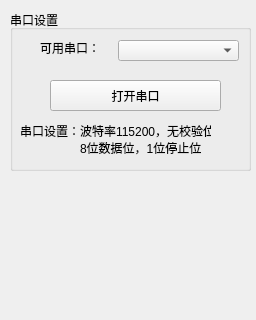
Above: Debug_Pole.ui from MagicalAstronomy/MagentOperation before the change; both pictures show x 0 to 256 and y 0 to 320 of the 256 by 768 pixel window. Below: the same form after it.
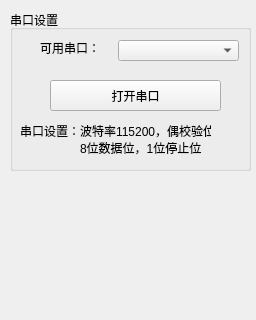
That is the form after the change.

Commit message: 加入了使用modbus的打开串口，下一步计划加入读取驱动方式和设置电流

```diff
--- a/Debug_Pole.ui
+++ b/Debug_Pole.ui
@@ -84,7 +84,7 @@
      </rect>
     </property>
     <property name="text">
-     <string>串口设置：波特率115200，无校验位</string>
+     <string>串口设置：波特率115200，偶校验位</string>
     </property>
    </widget>
    <widget class="QLabel" name="label_4">
```
The commit also changes 5 other files.
